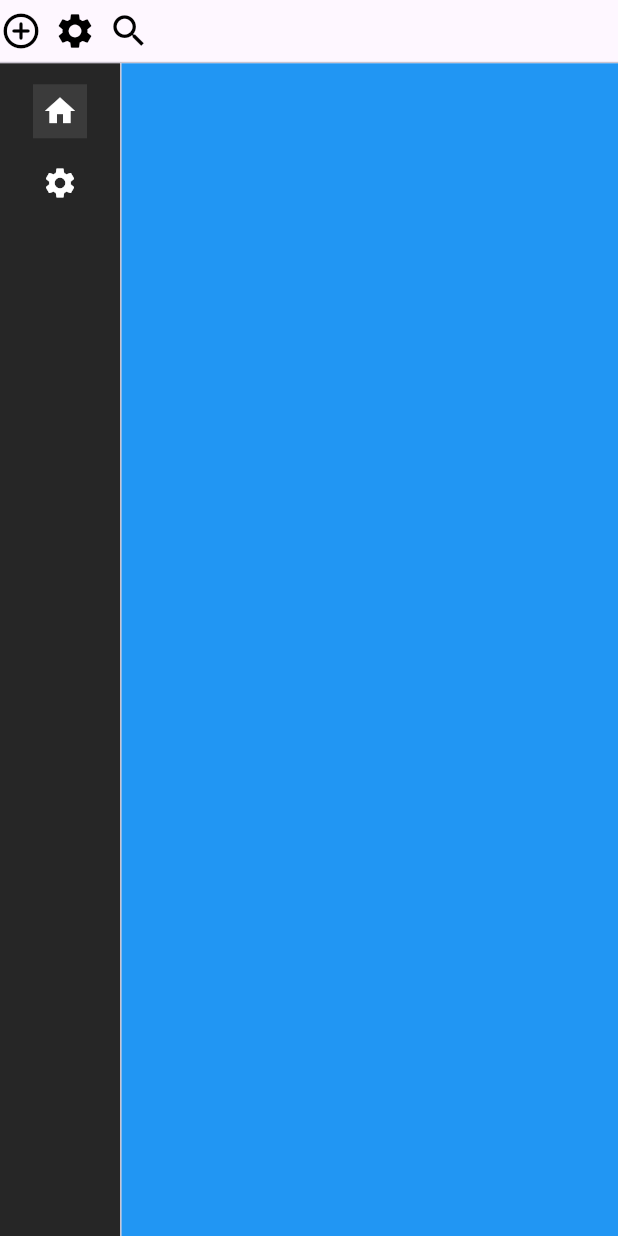
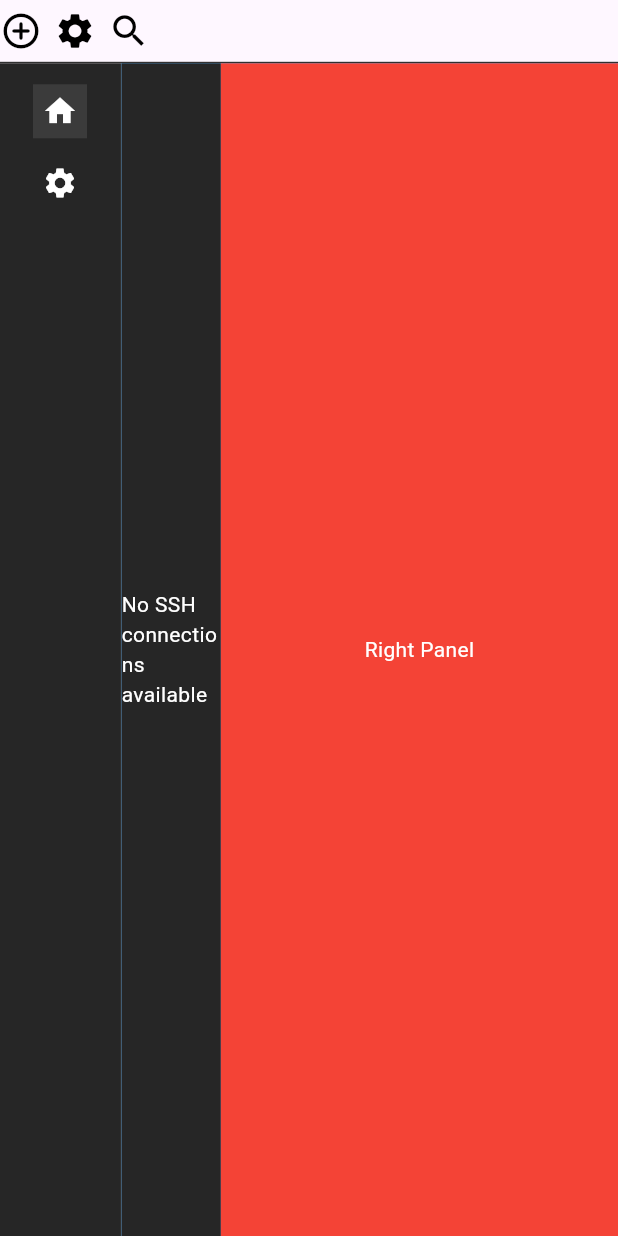
Before and after one commit to JeHeeYu/TermScope, a Flutter app: the screen it shows after launch, on a phone screen of 412 x 824 dp. Run offline on Flutter 3.47's test engine with Material 3 defaults, Android fonts, the phone set to English and light mode, and no system bars; our stand-ins replace sqflite, sqflite_common_ffi; missing offline and left inert: dartssh2; accounts and stored records are empty.

Commit message:
feat: Add SSH list widget and conntion check logic

```diff
--- a/lib/app.dart
+++ b/lib/app.dart
@@ -1,7 +1,6 @@
 import 'package:flutter/material.dart';
-import 'package:provider/provider.dart';
 import 'package:termscope/controllers/side_navigation.dart';
-import 'package:termscope/providers/ssh_list_provider.dart';
+import 'package:termscope/static/app_color.dart';
 import 'package:termscope/views/pages/edit_page.dart';
 import 'package:termscope/views/pages/ssh_list_page.dart';
 import 'package:termscope/views/top_menu_list.dart';
@@ -34,7 +33,11 @@ class _AppState extends State<App> {
               height: menuHeight,
               child: const TopMenuList(),
             ),
-            const Divider(height: 1, thickness: 1),
+            const Divider(
+              height: 1,
+              thickness: 1,
+              color: AppColor.divider,
+            ),
             Expanded(
               child: Row(
                 children: [
@@ -46,7 +49,11 @@ class _AppState extends State<App> {
                       });
                     },
                   ),
-                  const VerticalDivider(thickness: 1, width: 1),
+                  const VerticalDivider(
+                    thickness: 1,
+                    width: 1,
+                    color: AppColor.divider,
+                  ),
                   Expanded(
                     child: _pages[_selectedIndex],
                   ),
--- a/lib/controllers/side_navigation.dart
+++ b/lib/controllers/side_navigation.dart
@@ -1,4 +1,5 @@
 import 'package:flutter/material.dart';
+import 'package:termscope/static/app_color.dart';
 import 'package:termscope/views/widgets/button_icon.dart';
 
 class SideNavigation extends StatelessWidget {
@@ -22,7 +23,7 @@ class SideNavigation extends StatelessWidget {
         selectedIndex: selectedIndex,
         onDestinationSelected: onDestinationSelected,
         labelType: NavigationRailLabelType.none,
-        backgroundColor: const Color.fromARGB(255, 38, 38, 38),
+        backgroundColor: AppColor.mainBackground,
         destinations: [
           _buildCustomDestination(
             index: 0,
--- a/lib/database/database_manager.dart
+++ b/lib/database/database_manager.dart
@@ -69,6 +69,20 @@ class DatabaseManager {
     return await _database!.query('ssh_list');
   }
 
+  Future<void> deleteSSH(int id) async {
+    if (_database == null) {
+      print('Database is not initialized');
+      return;
+    }
+
+    await _database!.delete(
+      'ssh_list',
+      where: 'id = ?',
+      whereArgs: [id],
+    );
+    print('Deleted SSH entry with id: $id');
+  }
+
   Future<void> printDatabasePath() async {
     final databasePath = await getDatabasesPath();
     final fullPath = join(databasePath, 'ssh_list.db');
--- a/lib/datas/ssh_list_data.dart
+++ b/lib/datas/ssh_list_data.dart
@@ -1,25 +1,28 @@
 class SSHListData {
-  final int? id;
+  final int id;
   final String hostName;
   final String userName;
   final String password;
   final int port;
+  bool isConnected;
 
   SSHListData({
-    this.id,
+    required this.id,
     required this.hostName,
     required this.userName,
     required this.password,
     required this.port,
+    this.isConnected = false,
   });
 
   factory SSHListData.fromMap(Map<String, dynamic> map) {
     return SSHListData(
-      id: map['id'] as int?,
+      id: map['id'] as int,
       hostName: map['hostName'] as String,
       userName: map['userName'] as String,
       password: map['password'] as String,
       port: map['port'] as int,
+      isConnected: map['isConnected'] ?? false,
     );
   }
 
@@ -30,6 +33,7 @@ class SSHListData {
       'userName': userName,
       'password': password,
       'port': port,
+      'isConnected': isConnected,
     };
   }
 }
--- a/lib/providers/ssh_list_provider.dart
+++ b/lib/providers/ssh_list_provider.dart
@@ -1,3 +1,5 @@
+import 'package:dartssh2/dartssh2.dart';
+import 'dart:async';
 import 'package:flutter/foundation.dart';
 import 'package:termscope/database/database_manager.dart';
 import 'package:termscope/datas/ssh_list_data.dart';
@@ -5,26 +7,71 @@ import 'package:termscope/datas/ssh_list_data.dart';
 class SSHListProvider extends ChangeNotifier {
   List<SSHListData> _sshList = [];
   List<SSHListData> get sshList => _sshList;
+  int? hoveredIndex;
 
   SSHListProvider() {
     loadSSHList();
   }
 
   Future<void> loadSSHList() async {
-    print("loadSSHLIst");
     final dbData = await DatabaseManager().getSSHList();
-    print('Database raw data: $dbData');
     _sshList = dbData.map((item) => SSHListData.fromMap(item)).toList();
-
-    print('Converted SSH list: $_sshList');
-
     notifyListeners();
   }
 
   Future<void> addSSH(SSHListData sshData) async {
     await DatabaseManager().insertSSH(sshData.toMap());
     _sshList.add(sshData);
-
     notifyListeners();
   }
+
+  Future<void> removeSSH(int id) async {
+    await DatabaseManager().deleteSSH(id);
+    _sshList.removeWhere((item) => item.id == id);
+    notifyListeners();
+  }
+
+  void updateHoveredIndex(int? index) {
+    hoveredIndex = index;
+    notifyListeners();
+  }
+
+  Future<void> checkSSHConnections() async {
+    for (var ssh in _sshList) {
+      try {
+        final isConnected = await _checkConnection(ssh);
+        ssh.isConnected = isConnected;
+      } catch (e) {
+        ssh.isConnected = false;
+        print('Error checking connection for ${ssh.hostName}:${ssh.port}: $e');
+      }
+    }
+    notifyListeners();
+  }
+
+  void startConnectionTimer() {
+    Timer.periodic(const Duration(seconds: 30), (timer) {
+      checkSSHConnections();
+    });
+  }
+
+  Future<bool> _checkConnection(SSHListData ssh) async {
+    try {
+      final socket = await SSHSocket.connect(ssh.hostName, ssh.port);
+
+      final client = SSHClient(
+        socket,
+        username: ssh.userName,
+        onPasswordRequest: () => ssh.password,
+      );
+
+      print('Connected to ${ssh.hostName}:${ssh.port}');
+      client.close();
+      await client.done;
+      return true;
+    } catch (e) {
+      print('Connection failed for ${ssh.hostName}:${ssh.port}: $e');
+      return false;
+    }
+  }
 }
--- /dev/null
+++ b/lib/static/app_color.dart
@@ -0,0 +1,6 @@
+import 'package:flutter/material.dart';
+
+class AppColor {
+  static const Color mainBackground = Color.fromARGB(255, 38, 38, 38);
+  static const Color divider = Color.fromARGB(255, 48, 48, 48);
+}
--- a/lib/views/pages/ssh_list_page.dart
+++ b/lib/views/pages/ssh_list_page.dart
@@ -1,6 +1,8 @@
 import 'package:flutter/material.dart';
 import 'package:provider/provider.dart';
 import 'package:termscope/providers/ssh_list_provider.dart';
+import 'package:termscope/static/app_color.dart';
+import 'package:termscope/views/widgets/button_icon.dart';
 
 class SSHListPage extends StatefulWidget {
   const SSHListPage({super.key});
@@ -14,12 +16,109 @@ class _SSHListPageState extends State<SSHListPage> {
   void initState() {
     super.initState();
     final provider = Provider.of<SSHListProvider>(context, listen: false);
+    provider.loadSSHList().then((_) {
+      provider.checkSSHConnections();
+    });
+    provider.startConnectionTimer();
   }
 
   @override
   Widget build(BuildContext context) {
     return Scaffold(
       backgroundColor: Colors.blue,
+      body: Row(
+        children: [
+          Expanded(
+            flex: 2,
+            child: Container(
+              color: AppColor.mainBackground,
+              child: Consumer<SSHListProvider>(
+                builder: (context, provider, child) {
+                  final sshList = provider.sshList;
+
+                  if (sshList.isEmpty) {
+                    return const Center(
+                      child: Text(
+                        'No SSH connections available',
+                        style: TextStyle(color: Colors.white),
+                      ),
+                    );
+                  }
+
+                  return ListView.builder(
+                    itemCount: sshList.length,
+                    itemBuilder: (context, index) {
+                      final sshData = sshList[index];
+
+                      return Padding(
+                        padding: const EdgeInsets.symmetric(
+                          vertical: 8.0,
+                          horizontal: 16.0,
+                        ),
+                        child: MouseRegion(
+                          onEnter: (_) => provider.updateHoveredIndex(index),
+                          onExit: (_) => provider.updateHoveredIndex(null),
+                          child: Container(
+                            padding: const EdgeInsets.all(12.0),
+                            decoration: BoxDecoration(
+                              color: Colors.grey[800],
+                              borderRadius: BorderRadius.circular(8),
+                            ),
+                            child: Row(
+                              children: [
+                                Expanded(
+                                  child: Text(
+                                    '${sshData.hostName}:${sshData.port}',
+                                    style: const TextStyle(
+                                      color: Colors.white,
+                                      fontSize: 14.0,
+                                    ),
+                                  ),
+                                ),
+                                AnimatedSwitcher(
+                                  duration: const Duration(milliseconds: 200),
+                                  child: provider.hoveredIndex == index
+                                      ? ButtonIcon(
+                                          icon: Icons.delete,
+                                          iconColor: Colors.white,
+                                          iconSize: 20.0,
+                                          callback: () {
+                                            provider.removeSSH(sshData.id);
+                                          },
+                                        )
+                                      : Icon(
+                                          Icons.circle,
+                                          size: 16,
+                                          color: sshData.isConnected
+                                              ? Colors.green
+                                              : Colors.red,
+                                        ),
+                                ),
+                              ],
+                            ),
+                          ),
+                        ),
+                      );
+                    },
+                  );
+                },
+              ),
+            ),
+          ),
+          Expanded(
+            flex: 8,
+            child: Container(
+              color: Colors.red,
+              child: const Center(
+                child: Text(
+                  'Right Panel',
+                  style: TextStyle(color: Colors.white),
+                ),
+              ),
+            ),
+          ),
+        ],
+      ),
     );
   }
 }
```
Also changed, not shown: lib/views/widgets/ssh_connection_dialog.dart (+25 -6 lines).
